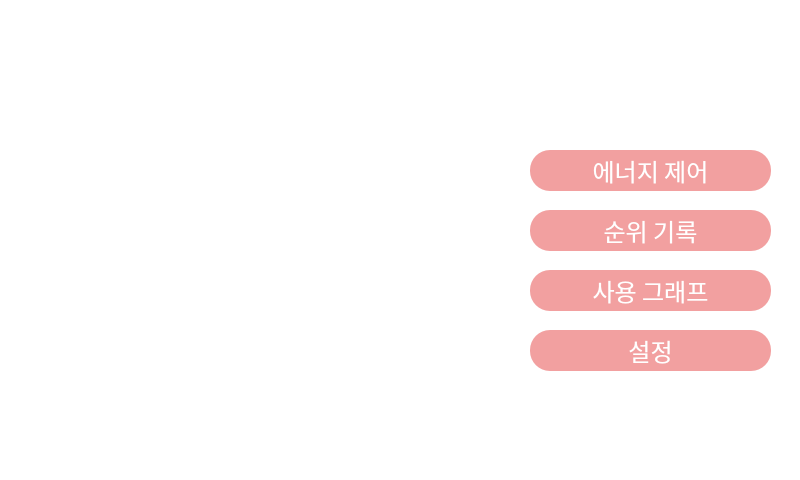
The window that designer/main_energyprotector.ui (dsm-change-maker/energyprotector-raspberrypi-gui) describes before a commit, drawn with Qt 5.
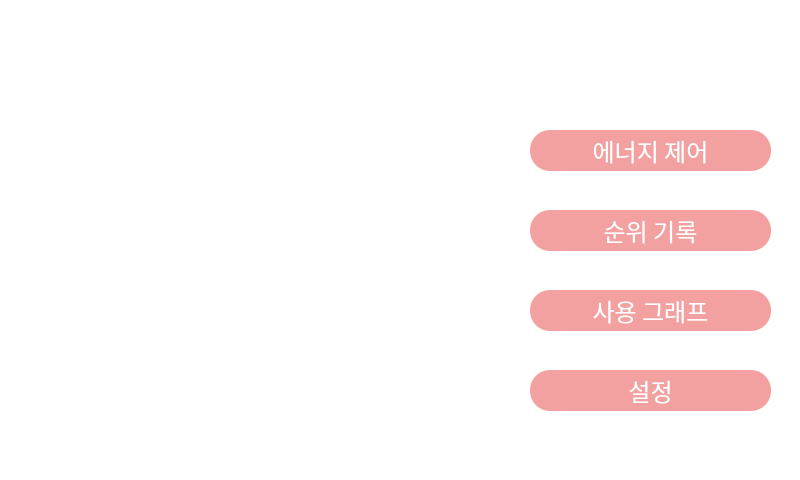
The same window after the commit. Icons and pictures are not drawn.

```diff
--- a/designer/main_energyprotector.ui
+++ b/designer/main_energyprotector.ui
@@ -21,7 +21,7 @@
     <property name="geometry">
      <rect>
       <x>530</x>
-      <y>40</y>
+      <y>20</y>
       <width>241</width>
       <height>91</height>
      </rect>
@@ -40,7 +40,7 @@
     <property name="geometry">
      <rect>
       <x>530</x>
-      <y>150</y>
+      <y>130</y>
       <width>241</width>
       <height>41</height>
      </rect>
@@ -90,7 +90,7 @@
     <property name="geometry">
      <rect>
       <x>530</x>
-      <y>270</y>
+      <y>290</y>
       <width>241</width>
       <height>41</height>
      </rect>
@@ -115,7 +115,7 @@
     <property name="geometry">
      <rect>
       <x>530</x>
-      <y>330</y>
+      <y>370</y>
       <width>241</width>
       <height>41</height>
      </rect>
```
Left out of the diff: 12 changed lines with no effect on the pictures.
